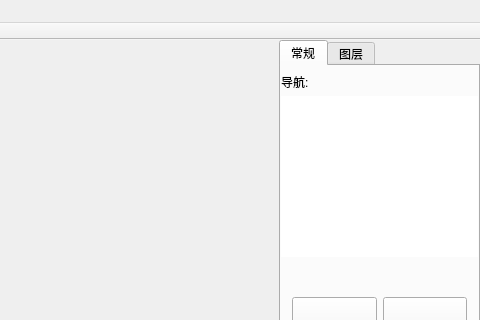
First picture: the form in MainWindow.ui, repository slug404/Photo, before the edit; both pictures show x 721 to 1201 and y 0 to 320 of the 1201 by 671 pixel window.
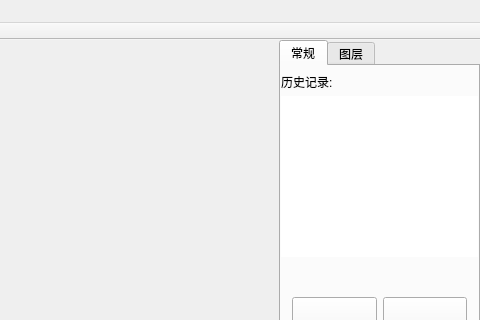
Second picture: the form after the edit. Custom widgets are drawn as their Qt base class.

The edit to the form file:
```diff
--- a/MainWindow.ui
+++ b/MainWindow.ui
@@ -222,7 +222,7 @@
             </size>
            </property>
            <property name="text">
-            <string>导航:</string>
+            <string>历史记录:</string>
            </property>
           </widget>
          </widget>
```
Left out of the diff: 2 changed lines with no effect on the pictures.
